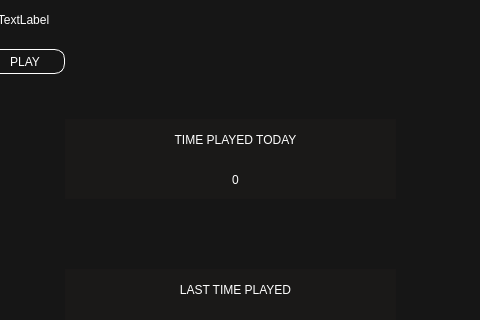
illud/crono, file mainwindow.ui: the form before one commit; both pictures show x 686 to 1166 and y 159 to 479 of the 1166 by 698 pixel window.
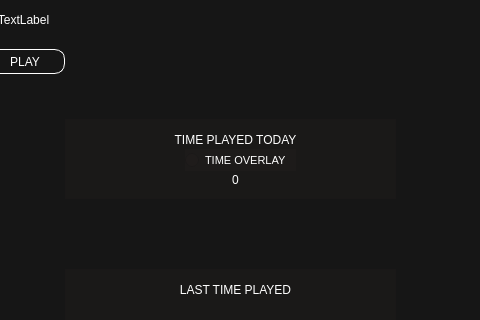
The form after the commit. The open tabs and pages were chosen to show the change. Icons and pictures are not drawn. Custom widgets are drawn as their Qt base class.

Commit message: TIME OVERLAY Added radio button to set current time played for today in front of any game window

Patch:
```diff
--- a/mainwindow.ui
+++ b/mainwindow.ui
@@ -1036,6 +1036,32 @@
             <bool>false</bool>
            </property>
           </widget>
+          <widget class="QRadioButton" name="radioBtnTimeIndicator">
+           <property name="geometry">
+            <rect>
+             <x>120</x>
+             <y>30</y>
+             <width>111</width>
+             <height>22</height>
+            </rect>
+           </property>
+           <property name="cursor">
+            <cursorShape>PointingHandCursor</cursorShape>
+           </property>
+           <property name="toolTip">
+            <string>&lt;html&gt;&lt;head/&gt;&lt;body&gt;&lt;p align=&quot;center&quot;&gt;&lt;span style=&quot; font-size:9pt;&quot;&gt;This sets current play time of today in front of the game window.&lt;/span&gt;&lt;/p&gt;&lt;/body&gt;&lt;/html&gt;</string>
+           </property>
+           <property name="styleSheet">
+            <string notr="true">QRadioButton {
+
+    font-size: 11px; /* Adjust font size as needed */
+	color: white;
+}</string>
+           </property>
+           <property name="text">
+            <string>TIME OVERLAY</string>
+           </property>
+          </widget>
          </widget>
          <widget class="QFrame" name="frame_5">
           <property name="geometry">
```
Left out of the diff: 2 changed lines with no effect on the pictures. The commit also changes 2 other files.
